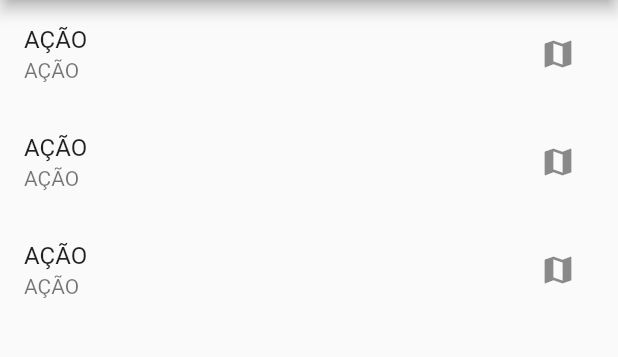
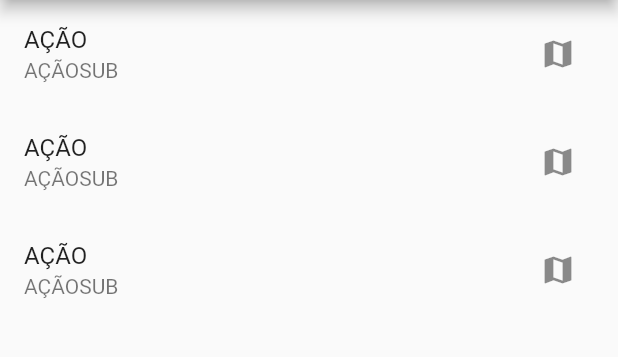
Before and after one commit to NatashaZettler/Stocks-Finance, a Flutter app: the screen it shows after launch, item 2 of the bottom bar chosen, after a tap on the "map" icon, on a phone screen of 412 x 824 dp, the part 84-441 px from its top. Run offline on Flutter 3.47's test engine with Material 2 defaults, Android fonts, the phone set to English and light mode, and no system bars.

Commit message:
feat(StockDetails): create stock details

```diff
--- a/lib/main.dart
+++ b/lib/main.dart
@@ -62,10 +62,16 @@ Widget favoriteGridView() {
       ),
       itemBuilder: (context, index) {
         return GridTile(
-            child: InkWell(
-              child: Text('Botão'),
-              onTap: () => print('Funciona'),
-            ));
+          header: Text('GRIDTILE'),
+          child: InkWell(
+            onTap: () => Navigator.push(
+              context,
+              MaterialPageRoute(
+                builder: (context) => StockDetails(index),
+              ),
+            ),
+          ),
+        );
       });
 }
 
@@ -75,9 +81,31 @@ Widget stockListView() {
       itemBuilder: (context, index) {
         return ListTile(
           title: Text('AÇÃO'),
-            subtitle: Text('AÇÃO'),
-            trailing: IconButton(
-              icon: Icon(Icons.map), onPressed: () => print('FOIII'),));
-
+          subtitle: Text('AÇÃOSUB'),
+          trailing: IconButton(
+            icon: Icon(Icons.map),
+            onPressed: () {},
+          ),
+          onTap: () => Navigator.push(context,
+              MaterialPageRoute(builder: (context) => StockDetails(index))),
+        );
       });
 }
+
+class StockDetails extends StatelessWidget {
+  final int index;
+
+  StockDetails(this.index);
+
+  @override
+  Widget build(BuildContext context) {
+    return Scaffold(
+      appBar: AppBar(
+        title: Text('Stocks Finance'),
+      ),
+      body: Container(
+        color: Colors.purple,
+      ),
+    );
+  }
+}
```
